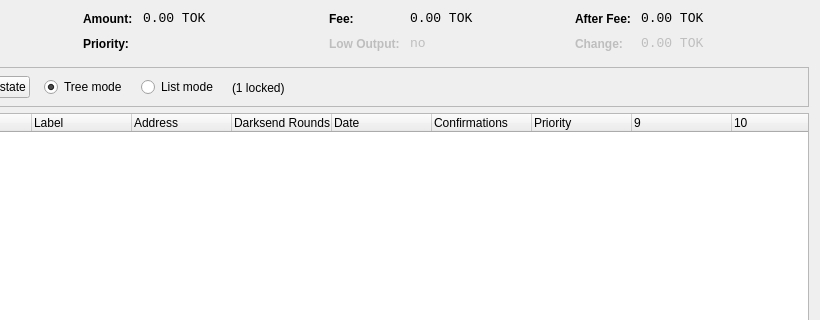
Qt form src/qt/forms/coincontroldialog.ui (braveonesgit/Harvestcoin) before a commit; both pictures show x 180 to 1000 and y 0 to 320 of the 1000 by 500 pixel window.
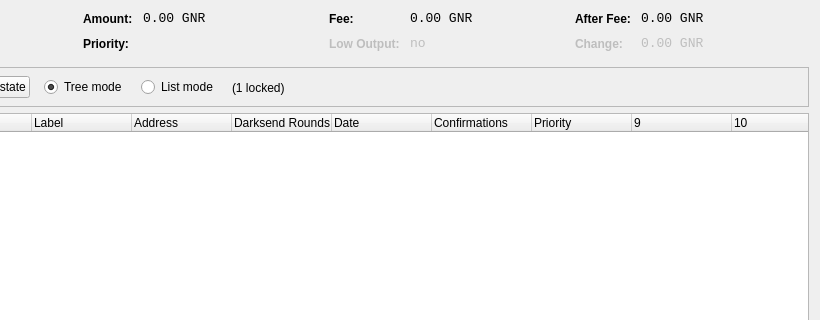
The same form after that commit. Custom widgets are drawn as their Qt base class.

```diff
--- a/src/qt/forms/coincontroldialog.ui
+++ b/src/qt/forms/coincontroldialog.ui
@@ -141,7 +141,7 @@
           <enum>Qt::ActionsContextMenu</enum>
          </property>
          <property name="text">
-          <string notr="true">0.00 TOK</string>
+          <string notr="true">0.00 GNR</string>
          </property>
          <property name="textInteractionFlags">
           <set>Qt::LinksAccessibleByMouse|Qt::TextSelectableByKeyboard|Qt::TextSelectableByMouse</set>
@@ -221,7 +221,7 @@
           <enum>Qt::ActionsContextMenu</enum>
          </property>
          <property name="text">
-          <string notr="true">0.00 TOK</string>
+          <string notr="true">0.00 GNR</string>
          </property>
          <property name="textInteractionFlags">
           <set>Qt::LinksAccessibleByMouse|Qt::TextSelectableByKeyboard|Qt::TextSelectableByMouse</set>
@@ -307,7 +307,7 @@
           <enum>Qt::ActionsContextMenu</enum>
          </property>
          <property name="text">
-          <string notr="true">0.00 TOK</string>
+          <string notr="true">0.00 GNR</string>
          </property>
          <property name="textInteractionFlags">
           <set>Qt::LinksAccessibleByMouse|Qt::TextSelectableByKeyboard|Qt::TextSelectableByMouse</set>
@@ -345,7 +345,7 @@
           <enum>Qt::ActionsContextMenu</enum>
          </property>
          <property name="text">
-          <string notr="true">0.00 TOK</string>
+          <string notr="true">0.00 GNR</string>
          </property>
          <property name="textInteractionFlags">
           <set>Qt::LinksAccessibleByMouse|Qt::TextSelectableByKeyboard|Qt::TextSelectableByMouse</set>
```
